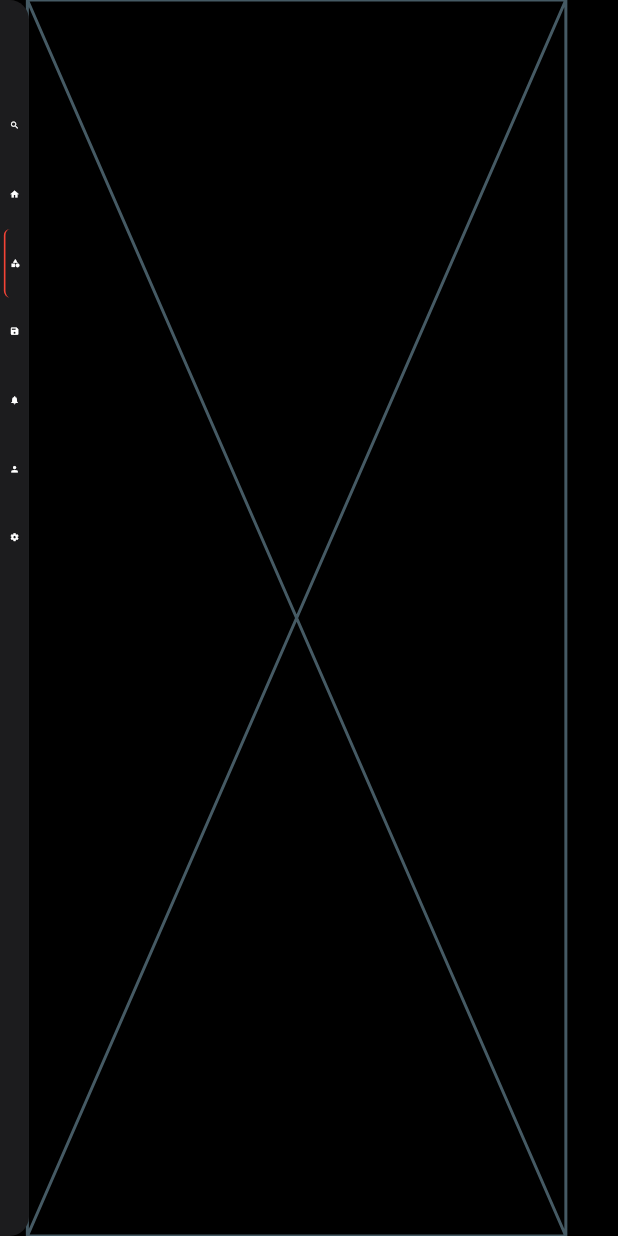
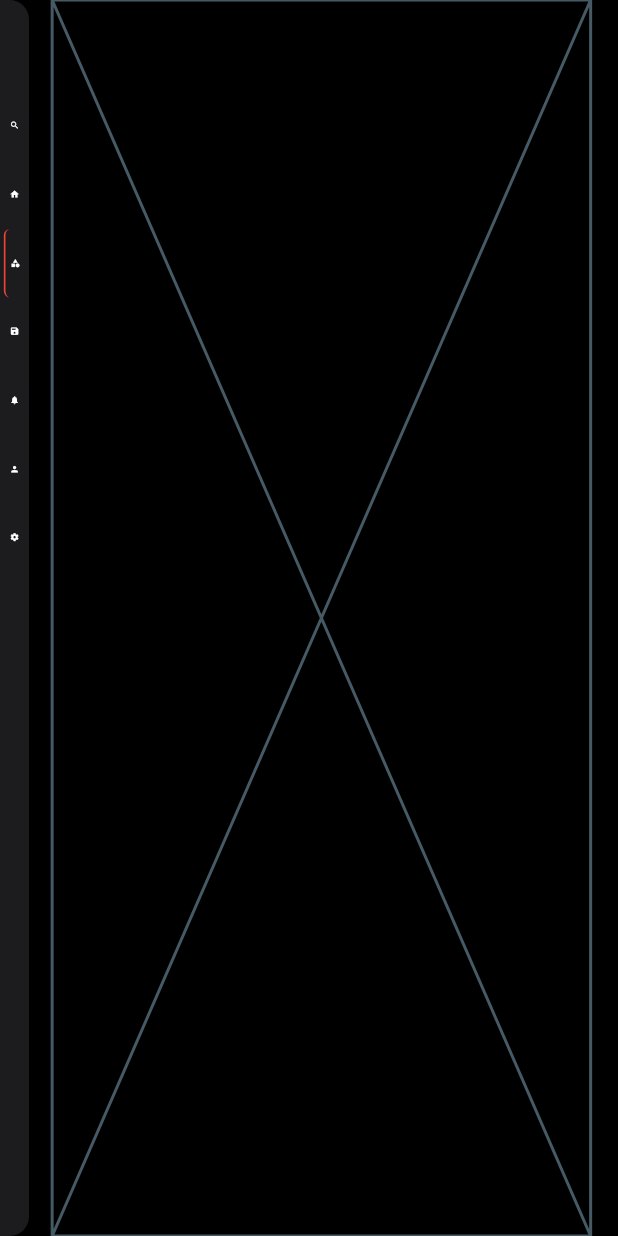
Before and after one commit to muhammadxoja-sayfidinov/neoplay, a Flutter app: the MainNavigationPage screen opened directly, after a tap on the "search" icon, after a tap on the "home" icon, after a tap on the "category" icon, on a phone screen of 412 x 824 dp. Run offline on Flutter 3.47's test engine with Material 3 defaults, Android fonts, the phone set to English and light mode, and no system bars; our stand-ins replace flutter_screenutil, flutter_svg.

Commit message:
edit size
Signed-off-by: abduqahhor-001 <abduqahhora364@gmail.com>

```diff
--- a/lib/presentation/screens/main_pages/main_navigation_page.dart
+++ b/lib/presentation/screens/main_pages/main_navigation_page.dart
@@ -62,7 +62,7 @@ class _MainNavigationPageState extends State<MainNavigationPage> {
               children: [
                 Expanded(
                     child: Padding(
-                  padding: EdgeInsets.only(right: 162.w, left: 85.w),
+                  padding: EdgeInsets.only(left: 162.w, right: 85.w),
                   child: body,
                 )),
               ],
--- a/lib/presentation/screens/main_pages/search_screen.dart
+++ b/lib/presentation/screens/main_pages/search_screen.dart
@@ -8,12 +8,10 @@ class SearchScreen extends StatelessWidget {
 
   @override
   Widget build(BuildContext context) {
-    return Container(
-        color: Colors.black,
-        padding: EdgeInsets.symmetric(vertical:72.w),
-        child: Column(
+    return  Column(
           children: [
               Container(
+                      padding: EdgeInsets.symmetric(horizontal: 600.w),
                     decoration: BoxDecoration(
                       color: grey,
                       borderRadius: BorderRadius.only(bottomLeft:Radius.circular(60.r),bottomRight:Radius.circular(60.r))
@@ -24,9 +22,13 @@ class SearchScreen extends StatelessWidget {
                     decoration: InputDecoration(
 
                       icon: Icon(Icons.search , color: gilosNeutral,),
+
                       hintText: "Film, serial, multfilm izlang",
-                      hintStyle: CustomTextStyle.style400.copyWith(fontSize: 24.sp , color: gilosNeutral),
+                      hintStyle: CustomTextStyle.style400.copyWith(fontSize: 24.sp , color: gilosNeutral ,),
 
+                      border: OutlineInputBorder(
+                        borderSide: BorderSide.none,
+                      )
                     ),
                   ),
                 )
@@ -40,7 +42,7 @@ class SearchScreen extends StatelessWidget {
               ),
             )
           ],
-        ),
+
     );
   }
 }
```
